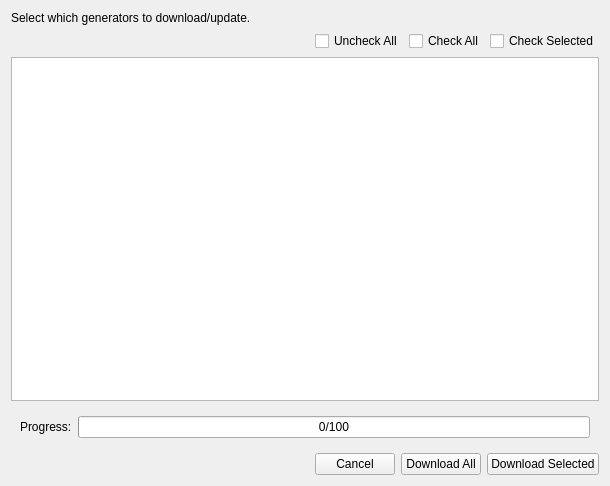
Qt form fantasynamegeneratordownloadwidget.ui (ganelonhb/QDMSuite) before a commit.
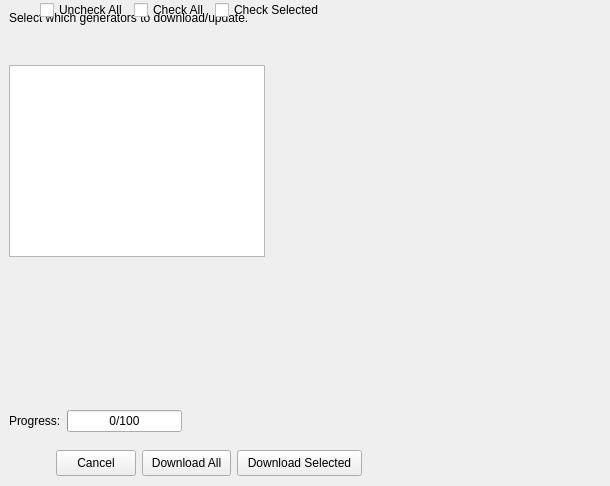
The same form after that commit. Icons and pictures are not drawn.

The edit to the form file:
```diff
--- a/fantasynamegeneratordownloadwidget.ui
+++ b/fantasynamegeneratordownloadwidget.ui
@@ -17,57 +17,28 @@
    <iconset resource="res.qrc">
     <normaloff>:/ui/imgs/logo.svg</normaloff>:/ui/imgs/logo.svg</iconset>
   </property>
-  <layout class="QVBoxLayout" name="verticalLayout">
-   <item>
     <widget class="QLabel" name="label_2">
+   <property name="geometry">
+    <rect>
+     <x>9</x>
+     <y>9</y>
+     <width>277</width>
+     <height>18</height>
+    </rect>
+   </property>
      <property name="text">
       <string>Select which generators to download/update.</string>
      </property>
     </widget>
-   </item>
-   <item>
-    <layout class="QHBoxLayout" name="horizontalLayout_3">
-     <item>
-      <spacer name="horizontalSpacer_2">
-       <property name="orientation">
-        <enum>Qt::Orientation::Horizontal</enum>
-       </property>
-       <property name="sizeHint" stdset="0">
-        <size>
-         <width>40</width>
-         <height>20</height>
-        </size>
-       </property>
-      </spacer>
-     </item>
-     <item>
-      <widget class="QCheckBox" name="unCheckAll">
-       <property name="enabled">
-        <bool>true</bool>
-       </property>
-       <property name="text">
-        <string>Uncheck All</string>
-       </property>
-      </widget>
-     </item>
-     <item>
-      <widget class="QCheckBox" name="checkAllCheckBox">
-       <property name="text">
-        <string>Check All</string>
-       </property>
-      </widget>
-     </item>
-     <item>
-      <widget class="QCheckBox" name="checkSelectedCheckBox">
-       <property name="text">
-        <string>Check Selected</string>
-       </property>
-      </widget>
-     </item>
-    </layout>
-   </item>
-   <item>
     <widget class="QTreeWidget" name="treeWidget">
+   <property name="geometry">
+    <rect>
+     <x>9</x>
+     <y>65</y>
+     <width>256</width>
+     <height>192</height>
+    </rect>
+   </property>
      <property name="selectionMode">
       <enum>QAbstractItemView::SelectionMode::ExtendedSelection</enum>
      </property>
@@ -83,12 +54,18 @@
       </property>
      </column>
     </widget>
-   </item>
-   <item>
     <widget class="QWidget" name="downloadWidget" native="true">
      <property name="enabled">
       <bool>true</bool>
      </property>
+   <property name="geometry">
+    <rect>
+     <x>9</x>
+     <y>399</y>
+     <width>173</width>
+     <height>44</height>
+    </rect>
+   </property>
      <layout class="QHBoxLayout" name="horizontalLayout_2">
       <item>
        <widget class="QLabel" name="label">
@@ -115,11 +92,10 @@
       </item>
      </layout>
     </widget>
-   </item>
+  <widget class="QWidget" name="">
+   <layout class="QHBoxLayout" name="horizontalLayout_3">
    <item>
-    <layout class="QHBoxLayout" name="horizontalLayout">
-     <item>
-      <spacer name="horizontalSpacer">
+     <spacer name="horizontalSpacer_2">
        <property name="orientation">
         <enum>Qt::Orientation::Horizontal</enum>
        </property>
@@ -132,29 +108,70 @@
       </spacer>
      </item>
      <item>
-      <widget class="QPushButton" name="cancelButton">
+     <widget class="QCheckBox" name="unCheckAll">
+      <property name="enabled">
+       <bool>true</bool>
+      </property>
        <property name="text">
-        <string>Cancel</string>
+       <string>Uncheck All</string>
        </property>
       </widget>
      </item>
      <item>
+     <widget class="QCheckBox" name="checkAllCheckBox">
+      <property name="text">
+       <string>Check All</string>
+      </property>
+     </widget>
+    </item>
+    <item>
+     <widget class="QCheckBox" name="checkSelectedCheckBox">
+      <property name="text">
+       <string>Check Selected</string>
+      </property>
+     </widget>
+    </item>
+   </layout>
+  </widget>
       <widget class="QPushButton" name="downloadAllButton">
+   <property name="geometry">
+    <rect>
+     <x>142</x>
+     <y>450</y>
+     <width>89</width>
+     <height>26</height>
+    </rect>
+   </property>
        <property name="text">
         <string>Download All</string>
        </property>
       </widget>
-     </item>
-     <item>
+  <widget class="QPushButton" name="cancelButton">
+   <property name="geometry">
+    <rect>
+     <x>56</x>
+     <y>450</y>
+     <width>80</width>
+     <height>26</height>
+    </rect>
+   </property>
+   <property name="text">
+    <string>Cancel</string>
+   </property>
+  </widget>
       <widget class="QPushButton" name="downloadSelectedButton">
+   <property name="geometry">
+    <rect>
+     <x>237</x>
+     <y>450</y>
+     <width>125</width>
+     <height>26</height>
+    </rect>
+   </property>
        <property name="text">
         <string>Download Selected</string>
        </property>
       </widget>
-     </item>
-    </layout>
-   </item>
-  </layout>
  </widget>
  <resources>
   <include location="res.qrc"/>
```
Lines whose indentation alone changed are shown as unchanged.
